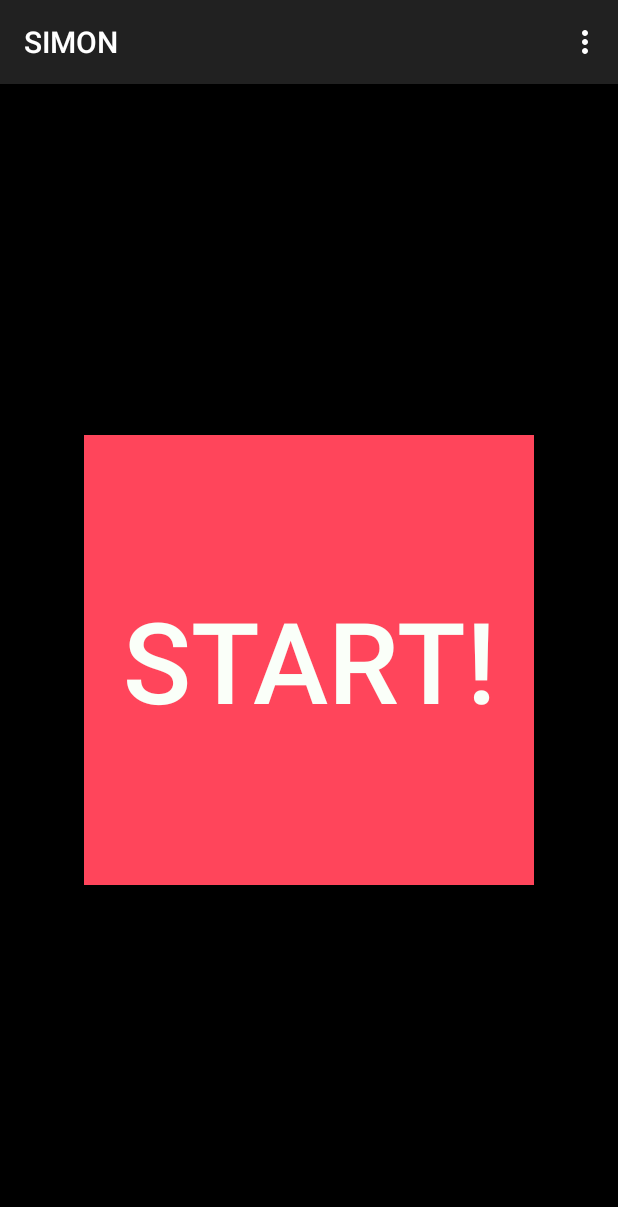
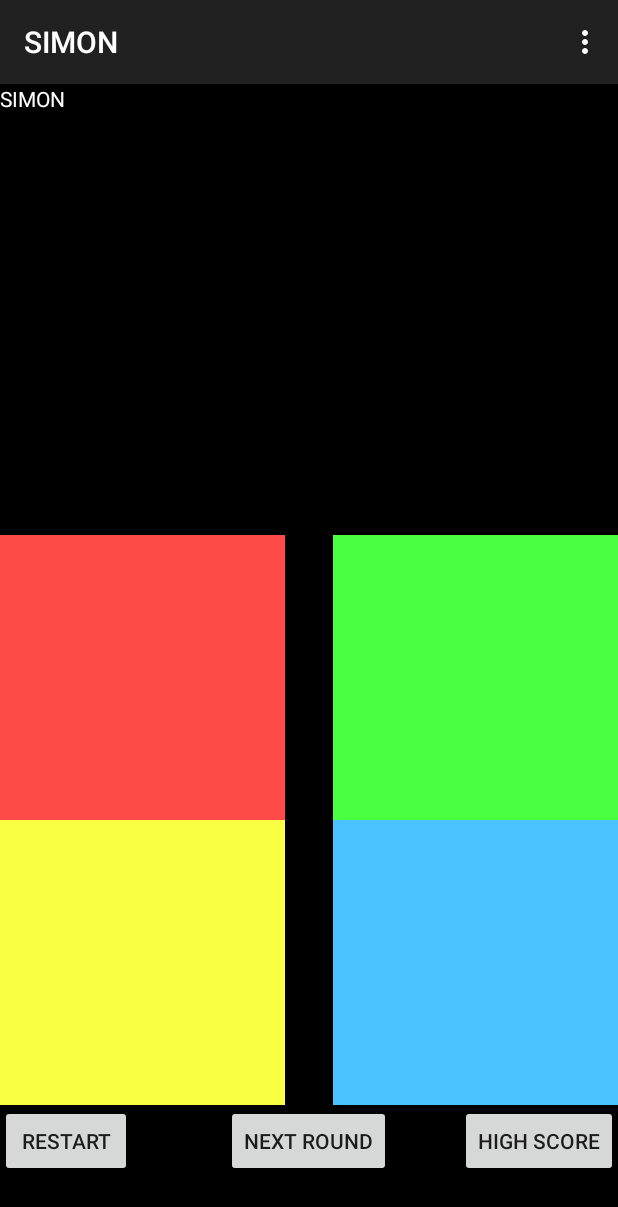
Before and after one commit to instntpudn/SIMON3, an Android app: the screen it shows after launch (MainActivity), on a phone screen of 412 x 824 dp. Shown: the top 1207 px of the screen. Run offline under Robolectric (Android 15) with nearby library versions, the phone set to English and light mode, and no system bars; 1 statement that could not run was skipped.

Commit message:
initialize buttons...

```diff
--- a/app/src/main/java/sjcnyapps/simon/MainActivity.java
+++ b/app/src/main/java/sjcnyapps/simon/MainActivity.java
@@ -1,9 +1,13 @@
 package sjcnyapps.simon;
 
+import android.content.Intent;
+import android.sax.StartElementListener;
 import android.support.v7.app.ActionBarActivity;
 import android.os.Bundle;
 import android.view.Menu;
 import android.view.MenuItem;
+import android.view.View;
+import android.widget.Button;
 
 import java.util.ArrayList;
 import java.util.List;
@@ -18,10 +22,96 @@ public class MainActivity extends ActionBarActivity {
     @Override
     protected void onCreate(Bundle savedInstanceState) {
         super.onCreate(savedInstanceState);
-        setContentView(R.layout.activity_main);
+        setContentView(R.layout.gameboard);
+
+
+        final Button btn1 = (Button) findViewById(R.id.btn1);
+        btn1.setOnClickListener(new View.OnClickListener() {
+            public void onClick(View v) {
+                Intent intent = new Intent(MainActivity.this, MainActivity.class );
+                startActivity(intent);
+
+                ButtonPress(1);
+
+            }
+        });
+
+        final Button btn2 = (Button) findViewById(R.id.btn2);
+        btn2.setOnClickListener(new View.OnClickListener() {
+            public void onClick(View v) {
+                Intent intent = new Intent(MainActivity.this, MainActivity.class );
+                startActivity(intent);
+
+                ButtonPress(2);
+
+            }
+        });
+
+        final Button btn3 = (Button) findViewById(R.id.btn3);
+        btn3.setOnClickListener(new View.OnClickListener() {
+            public void onClick(View v) {
+                Intent intent = new Intent(MainActivity.this, MainActivity.class );
+                startActivity(intent);
+
+                ButtonPress(3);
+
+            }
+        });
+
+        final Button btn4 = (Button) findViewById(R.id.btn4);
+        btn4.setOnClickListener(new View.OnClickListener() {
+            public void onClick(View v) {
+                Intent intent = new Intent(MainActivity.this, MainActivity.class );
+                startActivity(intent);
+
+                ButtonPress(4);
+
+            }
+        });
+
+        final Button restart = (Button) findViewById(R.id.restart);
+        restart.setOnClickListener(new View.OnClickListener() {
+            public void onClick(View v) {
+                Intent intent = new Intent(MainActivity.this, MainActivity.class );
+                startActivity(intent);
+
+                Restart();
+
+            }
+        });
+
+        final Button nxtrnd = (Button) findViewById(R.id.nxtrnd);
+        nxtrnd.setOnClickListener(new View.OnClickListener() {
+            public void onClick(View v) {
+                Intent intent = new Intent(MainActivity.this, MainActivity.class );
+                startActivity(intent);
+
+                StartRound();
+
+            }
+        });
+
+        final Button highscore = (Button) findViewById(R.id.highscore);
+        highscore.setOnClickListener(new View.OnClickListener() {
+            public void onClick(View v) {
+                Intent intent = new Intent(MainActivity.this, MainActivity.class );
+                startActivity(intent);
+
+                HighScore();
+
+            }
+        });
+
+
+
+
+
+
+
+
 
         Intialize();
-        StartRound();
+       StartRound();
 
     }
 
--- a/app/src/main/res/layout/gameboard.xml
+++ b/app/src/main/res/layout/gameboard.xml
@@ -3,22 +3,23 @@
     android:layout_width="match_parent" android:layout_height="match_parent"
     android:background="#ff000000">
 
+    <TextView android:layout_width="wrap_content" android:layout_height="wrap_content"
+        android:text="SIMON" android:id="@+id/textView" android:textColor="#ffffff"
+        android:textAlignment="center" />
     <Button
         android:layout_width="190sp"
         android:layout_height="190sp"
         android:id="@+id/btn1"
-        android:layout_marginTop="68dp"
-        android:layout_alignParentTop="true"
-        android:layout_alignParentStart="true"
-        android:background="#ff4bff41" />
+        android:background="#ff4bff41"
+        android:layout_above="@+id/btn4"
+        android:layout_alignParentEnd="true" />
 
     <Button
         android:layout_width="190sp"
         android:layout_height="190sp"
-        android:id="@+id/btn2"
-        android:layout_alignTop="@+id/btn1"
-        android:layout_alignParentEnd="true"
-        android:background="#ffff4b48" />
+        android:id="@+id/btn2" android:background="#ffff4b48"
+        android:layout_above="@+id/btn4"
+        android:layout_alignParentStart="true" />
 
     <Button
         android:layout_width="190sp"
@@ -31,10 +32,9 @@
     <Button
         android:layout_width="190sp"
         android:layout_height="190sp"
-        android:id="@+id/btn4"
-        android:layout_alignBottom="@+id/btn3"
-        android:layout_alignStart="@+id/btn2"
-        android:background="#ff49c2ff" />
+        android:id="@+id/btn4" android:background="#ff49c2ff"
+        android:layout_above="@+id/nxtrnd"
+        android:layout_alignParentEnd="true" />
 
     <Button
         android:layout_width="wrap_content"
```
Also changed, not shown: 2 other files.
